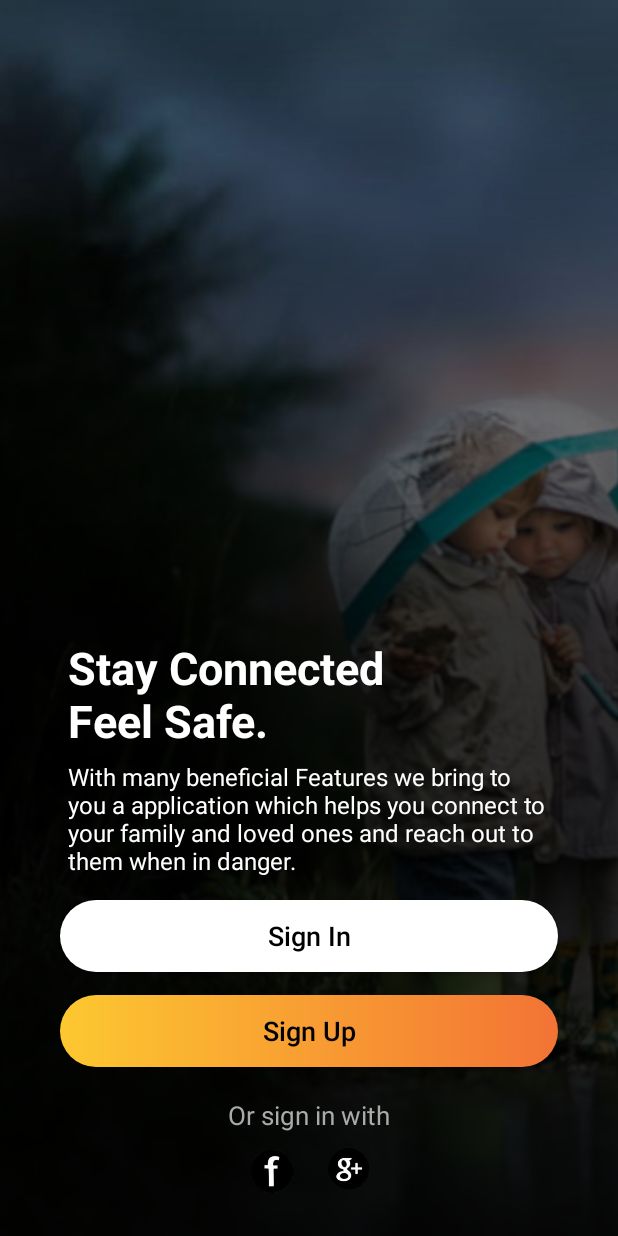
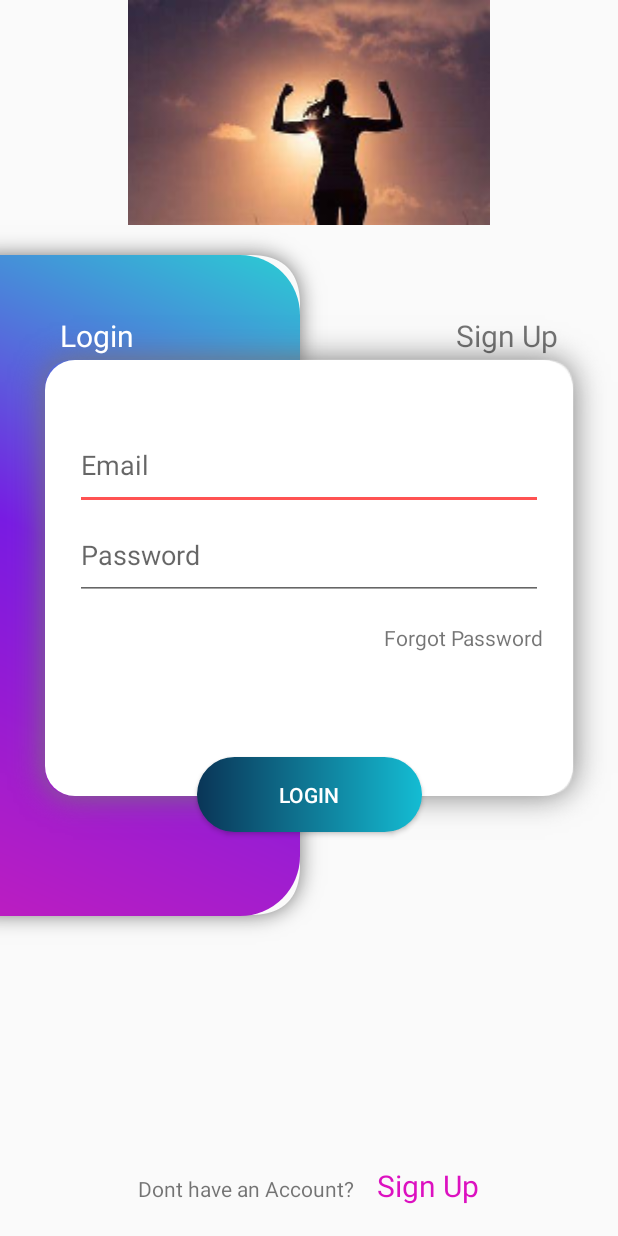
Before and after one commit to MohammedMasiullah/SIH2020, an Android app: the screen it shows after launch (HomeActivity before the commit, MainActivity after it), on a phone screen of 412 x 824 dp. Run offline under Robolectric (Android 15) with nearby library versions, the phone set to English and light mode, and no system bars; Roboto replaces fonts that are not available here.

Commit message:
This is my Second Commit

```diff
--- a/app/build.gradle
+++ b/app/build.gradle
@@ -49,5 +49,6 @@ dependencies {
     implementation 'com.firebaseui:firebase-ui-database:6.2.1'
     implementation 'androidx.viewpager2:viewpager2:1.0.0'
     implementation 'com.google.android.material:material:1.3.0-alpha01'
+    implementation 'com.android.support.constraint:constraint-layout:1.0.2'
 
 }
--- a/app/src/main/AndroidManifest.xml
+++ b/app/src/main/AndroidManifest.xml
@@ -20,9 +20,16 @@
         android:label="@string/app_name"
         android:roundIcon="@mipmap/ic_launcher_round"
         android:supportsRtl="true"
-        android:usesCleartextTraffic="true"
-        android:theme="@style/AppTheme">
-        <activity android:name=".VideosActivity"></activity>
+        android:theme="@style/AppTheme"
+        android:usesCleartextTraffic="true">
+        <activity android:name=".LoginScreen.MainActivity">
+            <intent-filter>
+                <action android:name="android.intent.action.MAIN" />
+
+                <category android:name="android.intent.category.LAUNCHER" />
+            </intent-filter>
+        </activity>
+        <activity android:name=".VideosActivity" />
         <activity android:name=".VisitUserProfileActivity" />
         <activity
             android:name=".FindFriendsActivity"
@@ -59,11 +66,7 @@
             android:name=".LoginActivity"
             android:theme="@style/FullScreen" />
         <activity android:name=".HomeActivity">
-            <intent-filter>
-                <action android:name="android.intent.action.MAIN" />
 
-                <category android:name="android.intent.category.LAUNCHER" />
-            </intent-filter>
         </activity>
         <activity
             android:name="com.theartofdev.edmodo.cropper.CropImageActivity"
--- /dev/null
+++ b/app/src/main/java/com/example/safetyappv1/LoginScreen/MainActivity.java
@@ -0,0 +1,16 @@
+package com.example.safetyappv1.LoginScreen;
+
+import androidx.appcompat.app.AppCompatActivity;
+
+import android.os.Bundle;
+
+import com.example.safetyappv1.R;
+
+public class MainActivity extends AppCompatActivity {
+
+    @Override
+    protected void onCreate(Bundle savedInstanceState) {
+        super.onCreate(savedInstanceState);
+        setContentView(R.layout.activity_main3);
+    }
+}
--- /dev/null
+++ b/app/src/main/res/drawable/shape_left_panel.xml
@@ -0,0 +1,21 @@
+<?xml version="1.0" encoding="utf-8"?>
+<layer-list xmlns:android="http://schemas.android.com/apk/res/android">
+
+    <item android:drawable="@drawable/shadow_left"/>
+    <item>
+        <shape
+            android:shape="rectangle">
+
+            <corners android:topRightRadius="40dp"
+                android:bottomRightRadius="40dp"/>
+
+            <gradient
+                android:angle="225"
+                android:startColor="#2ACDD3"
+                android:centerColor="#791CE3"
+                android:endColor="#BB1DC1"/>
+
+        </shape>
+    </item>
+
+</layer-list>
--- /dev/null
+++ b/app/src/main/res/drawable/shape_login_button.xml
@@ -0,0 +1,10 @@
+<?xml version="1.0" encoding="utf-8"?>
+<shape xmlns:android="http://schemas.android.com/apk/res/android"
+    android:shape="rectangle">
+
+    <corners android:radius="100dp"/>
+    <gradient android:angle="180"
+        android:startColor="#14BCD3"
+        android:endColor="#0A3557"/>
+
+</shape>
--- /dev/null
+++ b/app/src/main/res/drawable/shape_right_panel.xml
@@ -0,0 +1,13 @@
+<?xml version="1.0" encoding="utf-8"?>
+<layer-list xmlns:android="http://schemas.android.com/apk/res/android">
+
+    <item android:drawable="@drawable/shadow_login"/>
+    <item>
+        <shape
+            android:shape="rectangle">
+            <corners android:radius="20dp"/>
+            <solid android:color="@color/white"/>
+        </shape>
+    </item>
+
+</layer-list>
--- a/app/src/main/res/layout/activity_login.xml
+++ b/app/src/main/res/layout/activity_login.xml
@@ -20,7 +20,7 @@
         android:layout_height="match_parent"
         android:background="@color/colorbackgroundlayer"
         tools:layout_editor_absoluteX="0dp"
-        tools:layout_editor_absoluteY="51dp" />
+        tools:layout_editor_absoluteY="51dp"/>
 
     <ImageView
         android:id="@+id/applogo"
--- /dev/null
+++ b/app/src/main/res/layout/activity_main3.xml
@@ -0,0 +1,115 @@
+<?xml version="1.0" encoding="utf-8"?>
+<androidx.constraintlayout.widget.ConstraintLayout xmlns:android="http://schemas.android.com/apk/res/android"
+    xmlns:app="http://schemas.android.com/apk/res-auto"
+    xmlns:tools="http://schemas.android.com/tools"
+    android:layout_width="match_parent"
+    android:layout_height="match_parent"
+    tools:context=".LoginScreen.MainActivity">
+
+    <RelativeLayout
+        android:id="@+id/r1Header"
+        android:layout_width="match_parent"
+        android:layout_height="150dp"
+        app:layout_constraintStart_toStartOf="parent"
+        app:layout_constraintEnd_toEndOf="parent"
+        app:layout_constraintTop_toTopOf="parent">
+
+        <ImageView
+            android:layout_width="match_parent"
+            android:layout_height="match_parent"
+            android:src="@drawable/header"/>
+
+    </RelativeLayout>
+
+    <RelativeLayout
+        android:layout_width="220dp"
+        android:layout_height="480dp"
+        app:layout_constraintTop_toBottomOf="@+id/r1Header"
+        android:background="@drawable/shape_left_panel"
+        app:layout_constraintStart_toStartOf="parent"/>
+
+
+    <LinearLayout
+        android:id="@+id/l1Login"
+        app:layout_constraintTop_toBottomOf="@+id/r1Header"
+        android:layout_marginTop="60dp"
+        android:layout_width="match_parent"
+        android:background="@drawable/shape_right_panel"
+        android:layout_height="350dp"
+        android:paddingTop="70dp"
+        android:paddingLeft="50dp"
+        android:paddingRight="50dp"
+        android:orientation="vertical">
+
+        <EditText android:hint="Email"
+            android:layout_width="match_parent"
+            android:inputType="textEmailAddress"
+            android:layout_height="60dp"/>
+
+        <EditText android:hint="Password"
+            android:inputType="textPassword"
+            android:layout_width="match_parent"
+            android:layout_height="60dp"/>
+
+        <TextView
+            android:gravity="right"
+            android:layout_marginTop="15dp"
+            android:layout_width="match_parent"
+            android:layout_height="wrap_content"
+            android:text="Forgot Password"/>
+
+    </LinearLayout>
+
+    <Button
+        android:layout_marginBottom="5dp"
+        android:text="Login"
+        app:layout_constraintBottom_toBottomOf="@id/l1Login"
+        app:layout_constraintStart_toStartOf="parent"
+        app:layout_constraintEnd_toEndOf="parent"
+        android:textColor="@color/white"
+        android:layout_width="150dp"
+        android:layout_height="50dp"
+        android:background="@drawable/shape_login_button"/>
+
+    <TextView
+        android:layout_width="match_parent"
+        android:layout_height="wrap_content"
+        android:text="Login"
+        android:textSize="20sp"
+        app:layout_constraintTop_toTopOf="@+id/l1Login"
+        android:layout_marginLeft="40dp"
+        android:textColor="@color/white"/>
+
+    <TextView
+        android:layout_width="match_parent"
+        android:layout_height="wrap_content"
+        android:text="Sign Up"
+        android:gravity="right"
+        android:textSize="20sp"
+        app:layout_constraintTop_toTopOf="@+id/l1Login"
+        android:layout_marginRight="40dp"
+        />
+
+
+    <LinearLayout
+        app:layout_constraintBottom_toBottomOf="parent"
+        android:padding="20dp"
+        android:gravity="center_horizontal"
+        android:layout_width="match_parent"
+        android:layout_height="wrap_content">
+        <TextView
+            android:text="Dont have an Account?"
+            android:layout_width="wrap_content"
+            android:layout_height="wrap_content"/>
+        <TextView
+            android:text="Sign Up"
+            android:layout_marginLeft="15dp"
+            android:textSize="20sp"
+            android:textColor="#DC11C0"
+            android:layout_width="wrap_content"
+            android:layout_height="wrap_content"/>
+
+    </LinearLayout>
+
+
+</androidx.constraintlayout.widget.ConstraintLayout>
--- a/app/src/main/res/values/strings.xml
+++ b/app/src/main/res/values/strings.xml
@@ -7,9 +7,9 @@
     <string name="tag_title">Find new\nFriends nearby</string>
     <string name="sign_in_text">Sign in to stay safe</string>
     <string name="description">Always stay connected with\nyour close ones</string>
-    <string name="email">Email</string>
+
     <string name="email_gmail_com">Email@gmail.com</string>
-    <string name="password">Password</string>
+
     <string name="password_hint">******</string>
     <string name="forgot_password">Forgot Password?</string>
     <string name="dont_have_account">Don\'t have a account? Sign up one</string>
@@ -46,4 +46,6 @@
     <string name="message_box_hint">Please Type in the Message</string>
     <string name="log_out">Log out</string>
     <string name="share_code">Share Code</string>
+    <string name="email">Email</string>
+    <string name="password">Password</string>
 </resources>
```
Also changed, not shown: app/src/main/res/drawable/shadow_left.9.png (added), app/src/main/res/drawable/shadow_login.9.png (added), app/src/main/res/drawable/shadow_right.png (added).
